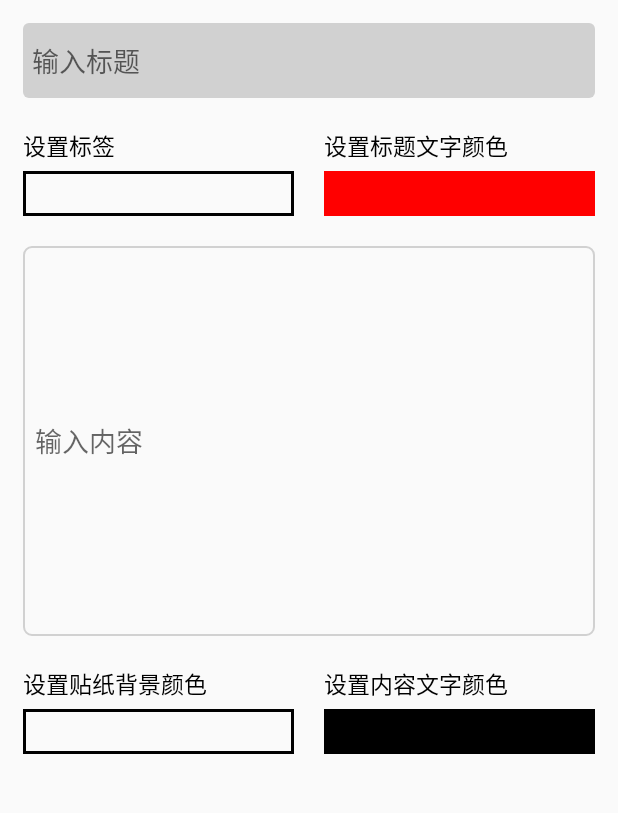
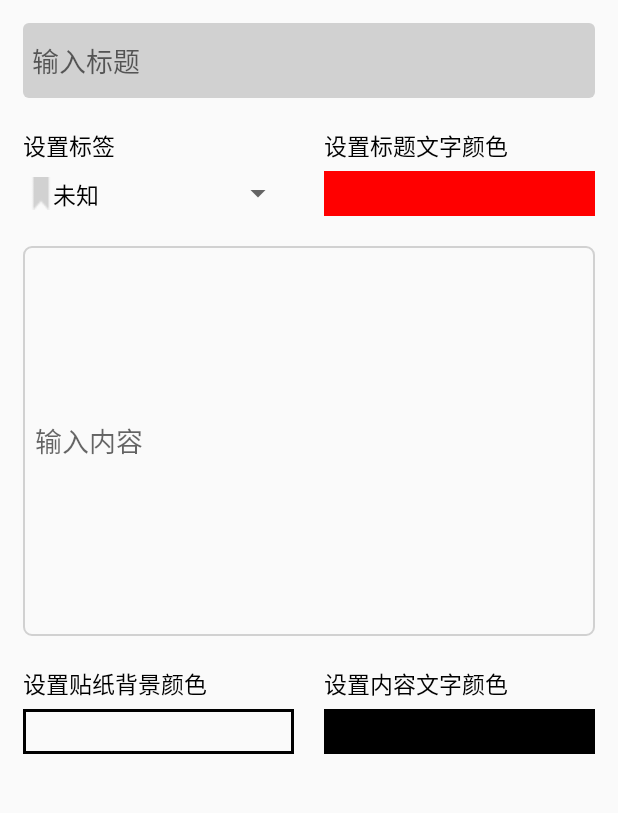
Before and after one commit to NH-X/JotDown, an Android app: the screen it shows after launch (RenewNodeActivity), after a tap on an icon or button, on a phone screen of 412 x 824 dp, the part 84-897 px from its top. Run offline under Robolectric (Android 15) with nearby library versions, the phone set to English and light mode, and no system bars; libraries missing offline, so code that uses them is left out: com.skydoves.colorpickerview.

Commit message:
2023/04/18 18:19

```diff
--- a/jotdown/src/main/java/com/example/jotdown/MainActivity.java
+++ b/jotdown/src/main/java/com/example/jotdown/MainActivity.java
@@ -1,8 +1,6 @@
 package com.example.jotdown;
 
 import android.annotation.SuppressLint;
-import android.app.AlarmManager;
-import android.app.PendingIntent;
 import android.content.DialogInterface;
 import android.content.Intent;
 import android.os.Bundle;
@@ -12,7 +10,6 @@ import android.view.Menu;
 import android.view.MenuItem;
 import android.view.View;
 import android.view.View.OnClickListener;
-import android.widget.LinearLayout;
 import android.widget.TextView;
 import android.widget.Toast;
 
@@ -42,7 +39,6 @@ import java.util.List;
 public class MainActivity extends AppCompatActivity implements OnClickListener,
         OnItemClickListener ,OnItemLongClickListener{
     private static final String TAG="MainActivity";
-    private LinearLayout ll_main;
     private CoordinatorLayout cl_main;
     private RecyclerView rv_dynamic;
     private Toolbar tl_head;
@@ -57,7 +53,6 @@ public class MainActivity extends AppCompatActivity implements OnClickListener,
     protected void onCreate(Bundle savedInstanceState) {
         super.onCreate(savedInstanceState);
         setContentView(R.layout.activity_main);
-        ll_main=findViewById(R.id.ll_main);
         cl_main=findViewById(R.id.cl_main);
         findViewById(R.id.fab_btn).setOnClickListener(this);
         tl_head=findViewById(R.id.tl_head);
@@ -127,7 +122,7 @@ public class MainActivity extends AppCompatActivity implements OnClickListener,
 
     @Override
     public boolean onCreateOptionsMenu(Menu menu) {
-        //从menu_search.xml中构建菜单洁面布局
+        //从menu_search.xml中构建菜单界面布局
         getMenuInflater().inflate(R.menu.menu_search,menu);
         //初始化搜索框
         initSearchView(menu);
@@ -142,7 +137,7 @@ public class MainActivity extends AppCompatActivity implements OnClickListener,
                     DateUtil.getNowDateTime("yyyy/MM/dd HH:mm:ss"), Snackbar.LENGTH_LONG).show();
             tv_fuzzy_query.setVisibility(View.GONE);
             refresh.post(queryAll);
-            Toast.makeText(this, "数据库数据条数："+helper.queryCount(), Toast.LENGTH_SHORT).show();
+            Toast.makeText(this, "数据库数据条数："+nodesArray.size(), Toast.LENGTH_SHORT).show();
             return true;
         }
         else if(id==R.id.menu_about){           //点击了关于菜单项
@@ -160,7 +155,6 @@ public class MainActivity extends AppCompatActivity implements OnClickListener,
     protected void onResume(){
         super.onResume();
         helper=MainApplication.getNodesDBHelper();
-        //helper=new NodesDBHelper(this,null,null,1);
         refresh.post(queryAll);                 //分支线程查询数据
     }
 
@@ -206,7 +200,7 @@ public class MainActivity extends AppCompatActivity implements OnClickListener,
                 if(!helper.writeIsOpen()){                      //如果写数据库没有打开，进行打开写数据库
                     helper.getWriteDB();
                 }
-                helper.delete(info._id);                        // 删除数据库中对应的记录
+                helper.deleteById(info._id);                        // 删除数据库中对应的记录
                 nodesArray.remove(position);                    // 删除列表中对应的元素
                 adapter.notifyItemRemoved(position); // 通知适配器列表在第几项删除数据
                 adapter.notifyItemRangeChanged(position, nodesArray.size() - position); // 更新列表
--- a/jotdown/src/main/java/com/example/jotdown/MainApplication.java
+++ b/jotdown/src/main/java/com/example/jotdown/MainApplication.java
@@ -3,22 +3,30 @@ package com.example.jotdown;
 import android.app.Application;
 import android.util.Log;
 
-import com.example.jotdown.db.LabelDBHelper;
+import com.example.jotdown.bean.LabelInfo;
 import com.example.jotdown.db.NodesDBHelper;
+
+import java.util.ArrayList;
+import java.util.List;
 
 public class MainApplication extends Application {
     private static final String TAG = "MainApplication";
     private static MainApplication myApp;
 
-    public static NodesDBHelper nodesDBHelper;
-    public static LabelDBHelper labelDBHelper;
+    private static NodesDBHelper nodesDBHelper;
+
+    private static List<LabelInfo> labelArray;
 
     @Override
     public void onCreate() {
         super.onCreate();
         myApp = this;
         nodesDBHelper = new NodesDBHelper(this, null, null, 1);
-        labelDBHelper = new LabelDBHelper(this, null, null, 1);
+        Log.d(TAG, "onCreate: nodesDBHelper is null?"+(nodesDBHelper==null));
+        labelArray=new ArrayList<>();
+
+        labelArray.add(new LabelInfo(getInstance().getResources().getColor(R.color.grey),"未知"));
+        labelArray.add(new LabelInfo(getInstance().getResources().getColor(R.color.blue),"个人"));
     }
 
     public static MainApplication getInstance() {
@@ -33,10 +41,10 @@ public class MainApplication extends Application {
         return nodesDBHelper;
     }
 
-    public static LabelDBHelper getLabelDBHelper() {
-        if (labelDBHelper == null) {
-            labelDBHelper = new LabelDBHelper(getInstance(), null, null, 1);
+    public static List<LabelInfo> getLabelArray(){
+        if(labelArray==null){
+            labelArray=new ArrayList<>();
         }
-        return labelDBHelper;
+        return labelArray;
     }
 }
--- a/jotdown/src/main/java/com/example/jotdown/RenewNodeActivity.java
+++ b/jotdown/src/main/java/com/example/jotdown/RenewNodeActivity.java
@@ -13,13 +13,14 @@ import android.util.Log;
 import android.view.Menu;
 import android.view.MenuItem;
 import android.view.View;
+import android.view.View.OnClickListener;
+import android.widget.AdapterView;
 import android.widget.EditText;
 import android.widget.Spinner;
 import android.widget.Toast;
 
 import com.example.jotdown.bean.LabelInfo;
 import com.example.jotdown.bean.NodeInfo;
-import com.example.jotdown.db.LabelDBHelper;
 import com.example.jotdown.db.NodesDBHelper;
 import com.example.jotdown.receiver.AlarmReceiver;
 import com.example.jotdown.service.ReminderService;
@@ -38,7 +39,7 @@ import java.util.Calendar;
 import java.util.List;
 
 public class RenewNodeActivity extends AppCompatActivity implements
-        View.OnClickListener, OnDateSetListener, OnTimeSetListener {
+        OnClickListener, OnDateSetListener, OnTimeSetListener {
     private final static String TAG = "RenewNodeActivity";
 
     private Toolbar tl_head;
@@ -68,7 +69,6 @@ public class RenewNodeActivity extends AppCompatActivity implements
         view_content_color.setOnClickListener(this);
         view_background_color.setOnClickListener(this);
         tl_head = findViewById(R.id.tl_head);
-        findViewById(R.id.sp_importance).setOnClickListener(this);
         setSupportActionBar(tl_head);
         Intent intent = getIntent();
 
@@ -81,6 +81,7 @@ public class RenewNodeActivity extends AppCompatActivity implements
         } else {                                               //如果上一个Activity没有传包裹，则创建一个新的对象
             node = new NodeInfo(this);
         }
+        labelArray=MainApplication.getLabelArray();
         initSpinner();
     }
 
@@ -100,6 +101,19 @@ public class RenewNodeActivity extends AppCompatActivity implements
         LabelAdapter adapter = new LabelAdapter(this, labelArray);
         sp_importance.setAdapter(adapter);
         sp_importance.setSelection(0);
+        sp_importance.setOnItemSelectedListener(new AdapterView.OnItemSelectedListener() {
+            @Override
+            public void onItemSelected(AdapterView<?> adapterView, View view, int i, long l) {
+                Toast.makeText(RenewNodeActivity.this,i+"", Toast.LENGTH_SHORT).show();
+                node.labelColor=labelArray.get(i).labelColor;
+                node.importance=labelArray.get(i).importance;
+            }
+
+            @Override
+            public void onNothingSelected(AdapterView<?> adapterView) {
+
+            }
+        });
     }
 
     @Override
@@ -162,6 +176,7 @@ public class RenewNodeActivity extends AppCompatActivity implements
                 intent.putExtra("requestCode", node.requestCode);
                 startService(intent);
             }
+            Toast.makeText(this, node.labelColor+node.importance, Toast.LENGTH_SHORT).show();
             return true;
         }
         return super.onOptionsItemSelected(item);
@@ -173,8 +188,6 @@ public class RenewNodeActivity extends AppCompatActivity implements
         int viewId = view.getId();
         if (viewId == R.id.view_title_color || viewId == R.id.view_content_color || viewId == R.id.view_background_color) {
             initColorPickerDialog(viewId);
-        } else if (viewId == R.id.sp_importance) {
-            Toast.makeText(this, "设置标签", Toast.LENGTH_SHORT).show();
         }
     }
 
@@ -216,14 +229,12 @@ public class RenewNodeActivity extends AppCompatActivity implements
     }
 
     private NodesDBHelper nodesDBHelper;
-    private LabelDBHelper labelDBHelper;
 
     //重新加载页面
     @Override
     protected void onResume() {
         super.onResume();
         nodesDBHelper = MainApplication.getNodesDBHelper();
-        labelDBHelper=MainApplication.getLabelDBHelper();
     }
 
     //销毁页面
@@ -234,13 +245,9 @@ public class RenewNodeActivity extends AppCompatActivity implements
         if (nodesDBHelper != null) {
             nodesDBHelper.close();
         }
-        if(labelDBHelper != null){
-            labelDBHelper.close();
-        }
     }
 
     private Handler nodeHandler = new Handler();          //创建一个处理器对象
-    private Handler labelHelper = new Handler();          //创建一个处理器对象
 
     private int rowId = 0;
 
@@ -275,17 +282,6 @@ public class RenewNodeActivity extends AppCompatActivity implements
         }
     };
 
-    //从数据库中查询Label数据
-    private Runnable queryLabel=new Runnable() {
-        @Override
-        public void run() {
-            if(!labelDBHelper.readIsOpen()){
-                labelDBHelper.getReadDB();
-            }
-            labelArray=labelDBHelper.queryInfoAll();
-        }
-    };
-
     String oldRemindTime = "不提醒";
     String newRemindTime = "{year}-{month}-{day} {hour}:{minute}";
 
--- a/jotdown/src/main/java/com/example/jotdown/bean/LabelInfo.java
+++ b/jotdown/src/main/java/com/example/jotdown/bean/LabelInfo.java
@@ -14,4 +14,9 @@ public class LabelInfo {
         labelColor = context.getColor(R.color.blue);
         importance = "个人";
     }
+
+    public LabelInfo(int color,String importance){
+        labelColor=color;
+        this.importance=importance;
+    }
 }
--- a/jotdown/src/main/java/com/example/jotdown/bean/NodeInfo.java
+++ b/jotdown/src/main/java/com/example/jotdown/bean/NodeInfo.java
@@ -30,8 +30,8 @@ public class NodeInfo {
         content="";
         contentColor=context.getColor(R.color.black);
         contentSize=20;
-        importance="";
-        labelColor=context.getColor(R.color.red);
+        importance="其他";
+        labelColor=context.getColor(R.color.grey);
         backgroundColor= context.getColor(R.color.transparent);
         remind=context.getString(R.string.notRemind);
         requestCode= (int) (System.currentTimeMillis()%Integer.MAX_VALUE);
--- a/jotdown/src/main/java/com/example/jotdown/db/NodesDBHelper.java
+++ b/jotdown/src/main/java/com/example/jotdown/db/NodesDBHelper.java
@@ -27,19 +27,20 @@ public class NodesDBHelper extends DBHelper{
     }
 
     @Override
-    public void onCreate(SQLiteDatabase sqLiteDatabase) {
+    public void onCreate(SQLiteDatabase db) {
         createSQL="create table if not exists Nodes(" +
                 "_id integer primary key autoincrement not null," +
                 "title varchar not null,titleColor integer,titleSize integer," +
                 "content varchar not null,contentColor integer,contentSize integer," +
                 "importance varchar not null,labelColor integer,backgroundColor varchar," +
-                "remind varchar not null,requestCode integer not null,changeTime not null);";
+                "remind varchar not null,requestCode integer not null,changeTime varchar not null);";
         Log.d(TAG, "onCreate: createSQL="+createSQL);
-        sqLiteDatabase.execSQL(createSQL);
+        db.execSQL(createSQL);
     }
 
     @Override
-    public void onUpgrade(SQLiteDatabase sqLiteDatabase, int i, int i1) {
+    public void onUpgrade(SQLiteDatabase sqLiteDatabase, int oldVersion, int newVersion) {
+
     }
 
     @Override
@@ -126,8 +127,8 @@ public class NodesDBHelper extends DBHelper{
     }
 
     @Override
-    public void delete(int rowId) {
-        super.delete(rowId);
+    public void deleteById(int rowId) {
+        super.deleteById(rowId);
     }
 
     @Override
--- a/jotdown/src/main/java/com/example/jotdown/widget/LabelAdapter.java
+++ b/jotdown/src/main/java/com/example/jotdown/widget/LabelAdapter.java
@@ -1,11 +1,10 @@
 package com.example.jotdown.widget;
 
 import android.content.Context;
+import android.util.Log;
 import android.view.LayoutInflater;
 import android.view.View;
 import android.view.ViewGroup;
-import android.widget.AdapterView;
-import android.widget.AdapterView.OnItemClickListener;
 import android.widget.BaseAdapter;
 import android.widget.ImageView;
 import android.widget.TextView;
@@ -16,7 +15,7 @@ import com.example.jotdown.utils.ColorUtil;
 
 import java.util.List;
 
-public class LabelAdapter extends BaseAdapter implements OnItemClickListener {
+public class LabelAdapter extends BaseAdapter{
     private static final String TAG="LabelAdapter";
     private Context context;
     private List<LabelInfo> labelArray;
@@ -25,6 +24,7 @@ public class LabelAdapter extends BaseAdapter implements OnItemClickListener {
     public LabelAdapter(Context context,List<LabelInfo> labelArray){
         this.context=context;
         this.labelArray=labelArray;
+        Log.d(TAG, "LabelAdapter: labelArraySize:"+labelArray.size());
     }
 
     //获取元素个数
@@ -60,14 +60,9 @@ public class LabelAdapter extends BaseAdapter implements OnItemClickListener {
         holder.iv_label.setBackground(
                 ColorUtil.settingPNGColor(context,R.drawable.ic_label,labelArray.get(i).labelColor));
         holder.tv_importance.setText(labelArray.get(i).importance);
+        Log.d(TAG, "getView: holder:"+holder);
         return view;
     }
-
-    @Override
-    public void onItemClick(AdapterView<?> adapterView, View view, int i, long l) {
-
-    }
-
 
     private class ViewHolder{
         public TextView tv_importance;
--- a/jotdown/src/main/res/layout/activity_renew_node.xml
+++ b/jotdown/src/main/res/layout/activity_renew_node.xml
@@ -43,12 +43,13 @@
                     android:text="设置标签"
                     android:textColor="@color/black"
                     android:textSize="15sp"/>
+
                 <Spinner
+                    android:id="@+id/sp_importance"
                     android:layout_width="match_parent"
                     android:layout_height="30dp"
                     android:layout_marginTop="5dp"
-                    android:background="@drawable/linear_item"
-                    android:id="@+id/sp_importance"/>
+                    android:spinnerMode="dropdown"/>
 
             </LinearLayout>
             <LinearLayout
--- a/jotdown/src/main/res/layout/item_label.xml
+++ b/jotdown/src/main/res/layout/item_label.xml
@@ -1,7 +1,12 @@
 <?xml version="1.0" encoding="utf-8"?>
 <LinearLayout xmlns:android="http://schemas.android.com/apk/res/android"
     android:layout_width="match_parent"
-    android:layout_height="wrap_content"
+    android:layout_height="50dp"
+    android:padding="4dp"
+    android:layout_marginStart="16dp"
+    android:layout_marginEnd="16dp"
+    android:layout_marginTop="4dp"
+    android:layout_marginBottom="4dp"
     android:orientation="horizontal">
     <ImageView
         android:layout_width="wrap_content"
--- a/jotdown/src/main/res/values/colors.xml
+++ b/jotdown/src/main/res/values/colors.xml
@@ -8,6 +8,10 @@
     <color name="black">#FF000000</color>
     <color name="white">#FFFFFFFF</color>
     <color name="red">#FFFF0000</color>
+    <color name="green">#00FF00</color>
+    <color name="青色">#FF00FFFF</color>
+    <color name="紫色">#FFFF00FF</color>
+    <color name="yellow">#FFFFFF00</color>
     <color name="blue">#299BFF</color>
     <color name="pink">#FFFFC0CB</color>
     <color name="grey">#D1D1D1</color>
```
Also changed, not shown: jotdown/src/main/java/com/example/jotdown/db/DBHelper.java (+8 -8 lines), jotdown/src/main/java/com/example/jotdown/db/LabelDBHelper.java (deleted, +0 -108 lines).
